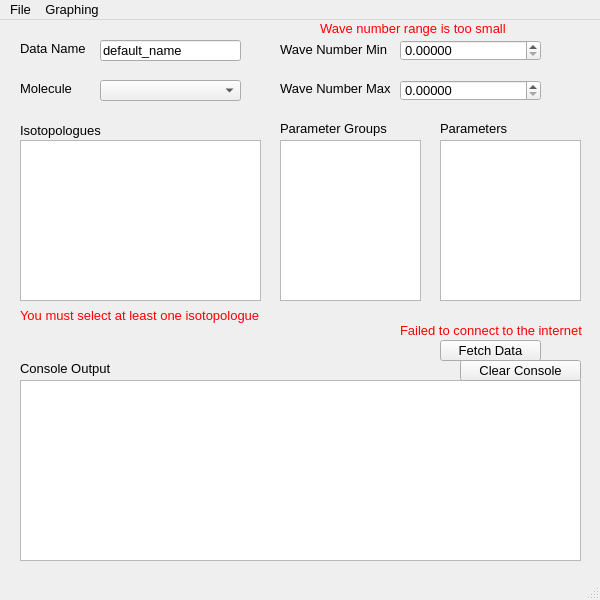
Before: the Qt Designer form layouts/main_window.ui in hitranonline/hapiest, drawn with Qt 5.
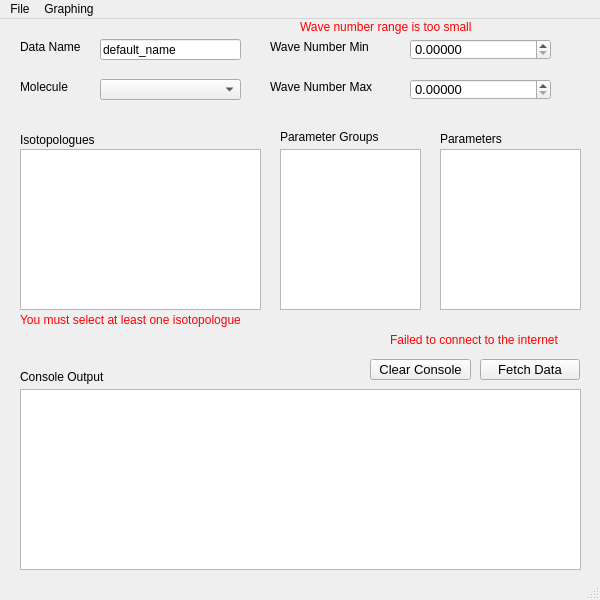
After: the same form once the commit is applied.

What changed in the file:
```diff
--- a/layouts/main_window.ui
+++ b/layouts/main_window.ui
@@ -24,13 +24,13 @@
   </property>
   <property name="maximumSize">
    <size>
-    <width>600</width>
-    <height>600</height>
+       <width>100000</width>
+       <height>100000</height>
    </size>
   </property>
   <property name="font">
    <font>
-    <pointsize>10</pointsize>
+       <pointsize>9</pointsize>
    </font>
   </property>
   <property name="windowTitle">
@@ -50,7 +50,7 @@
     <property name="geometry">
      <rect>
       <x>20</x>
-      <y>120</y>
+         <y>130</y>
       <width>241</width>
       <height>161</height>
      </rect>
@@ -80,7 +80,7 @@
     </property>
     <property name="font">
      <font>
-      <pointsize>10</pointsize>
+         <pointsize>9</pointsize>
      </font>
     </property>
     <property name="text">
@@ -91,8 +91,8 @@
     <property name="geometry">
      <rect>
       <x>20</x>
-      <y>100</y>
-      <width>181</width>
+         <y>110</y>
+         <width>101</width>
       <height>21</height>
      </rect>
     </property>
@@ -103,12 +103,17 @@
    <widget class="QLabel" name="label_3">
     <property name="geometry">
      <rect>
-      <x>280</x>
-      <y>21</y>
+         <x>270</x>
+         <y>20</y>
       <width>121</width>
       <height>16</height>
      </rect>
     </property>
+       <property name="font">
+           <font>
+               <pointsize>9</pointsize>
+           </font>
+       </property>
     <property name="text">
      <string>Wave Number Min</string>
     </property>
@@ -116,32 +121,19 @@
    <widget class="QLabel" name="label_4">
     <property name="geometry">
      <rect>
-      <x>280</x>
+         <x>270</x>
       <y>60</y>
-      <width>121</width>
+         <width>131</width>
       <height>16</height>
      </rect>
     </property>
-    <property name="text">
-     <string>Wave Number Max</string>
-    </property>
-   </widget>
-   <widget class="QPushButton" name="fetch_button">
-    <property name="geometry">
-     <rect>
-      <x>440</x>
-      <y>320</y>
-      <width>101</width>
-      <height>21</height>
-     </rect>
-    </property>
     <property name="font">
      <font>
-      <pointsize>10</pointsize>
+         <pointsize>9</pointsize>
      </font>
     </property>
     <property name="text">
-     <string>Fetch Data</string>
+        <string>Wave Number Max</string>
     </property>
    </widget>
    <widget class="QLabel" name="label_5">
@@ -171,7 +163,7 @@
     <property name="geometry">
      <rect>
       <x>280</x>
-      <y>120</y>
+         <y>130</y>
       <width>141</width>
       <height>161</height>
      </rect>
@@ -181,7 +173,7 @@
     <property name="geometry">
      <rect>
       <x>440</x>
-      <y>120</y>
+         <y>130</y>
       <width>141</width>
       <height>161</height>
      </rect>
@@ -191,8 +183,8 @@
     <property name="geometry">
      <rect>
       <x>280</x>
-      <y>100</y>
-      <width>221</width>
+         <y>110</y>
+         <width>141</width>
       <height>16</height>
      </rect>
     </property>
@@ -204,11 +196,16 @@
     <property name="geometry">
      <rect>
       <x>440</x>
-      <y>100</y>
+         <y>110</y>
       <width>121</width>
-      <height>16</height>
+         <height>20</height>
      </rect>
     </property>
+       <property name="font">
+           <font>
+               <pointsize>9</pointsize>
+           </font>
+       </property>
     <property name="text">
      <string>Parameters</string>
     </property>
@@ -217,7 +214,7 @@
     <property name="geometry">
      <rect>
       <x>20</x>
-      <y>360</y>
+         <y>370</y>
       <width>561</width>
       <height>181</height>
      </rect>
@@ -243,7 +240,7 @@
     <property name="geometry">
      <rect>
       <x>20</x>
-      <y>340</y>
+         <y>350</y>
       <width>181</width>
       <height>16</height>
      </rect>
@@ -255,9 +252,9 @@
    <widget class="QPushButton" name="clear_console">
     <property name="geometry">
      <rect>
-      <x>460</x>
+         <x>370</x>
       <y>340</y>
-      <width>121</width>
+         <width>101</width>
       <height>21</height>
      </rect>
     </property>
@@ -273,7 +270,7 @@
    <widget class="QDoubleSpinBox" name="wn_min">
     <property name="geometry">
      <rect>
-      <x>400</x>
+         <x>410</x>
       <y>20</y>
       <width>141</width>
       <height>21</height>
@@ -297,7 +294,7 @@
    <widget class="QDoubleSpinBox" name="wn_max">
     <property name="geometry">
      <rect>
-      <x>400</x>
+         <x>410</x>
       <y>60</y>
       <width>141</width>
       <height>21</height>
@@ -321,7 +318,7 @@
    <widget class="QLabel" name="err_small_range">
     <property name="geometry">
      <rect>
-      <x>320</x>
+         <x>300</x>
       <y>0</y>
       <width>221</width>
       <height>16</height>
@@ -371,9 +368,9 @@
    <widget class="QLabel" name="err_bad_connection">
     <property name="geometry">
      <rect>
-      <x>400</x>
-      <y>300</y>
-      <width>201</width>
+         <x>390</x>
+         <y>310</y>
+         <width>211</width>
       <height>21</height>
      </rect>
     </property>
@@ -422,9 +419,9 @@
     <property name="geometry">
      <rect>
       <x>20</x>
-      <y>280</y>
-      <width>241</width>
-      <height>30</height>
+         <y>290</y>
+         <width>281</width>
+         <height>21</height>
      </rect>
     </property>
     <property name="palette">
@@ -500,6 +497,30 @@
      <string>You must select at least one isotopologue</string>
     </property>
    </widget>
+      <widget class="QPushButton" name="fetch_button">
+          <property name="geometry">
+              <rect>
+                  <x>480</x>
+                  <y>340</y>
+                  <width>100</width>
+                  <height>21</height>
+              </rect>
+          </property>
+          <property name="sizePolicy">
+              <sizepolicy hsizetype="Fixed" vsizetype="Fixed">
+                  <horstretch>0</horstretch>
+                  <verstretch>0</verstretch>
+              </sizepolicy>
+          </property>
+          <property name="font">
+              <font>
+                  <pointsize>10</pointsize>
+              </font>
+          </property>
+          <property name="text">
+              <string>Fetch Data</string>
+          </property>
+      </widget>
   </widget>
   <widget class="QMenuBar" name="menubar">
    <property name="geometry">
@@ -507,7 +528,7 @@
      <x>0</x>
      <y>0</y>
      <width>600</width>
-     <height>43</height>
+        <height>21</height>
     </rect>
    </property>
    <widget class="QMenu" name="menuFile">
```
